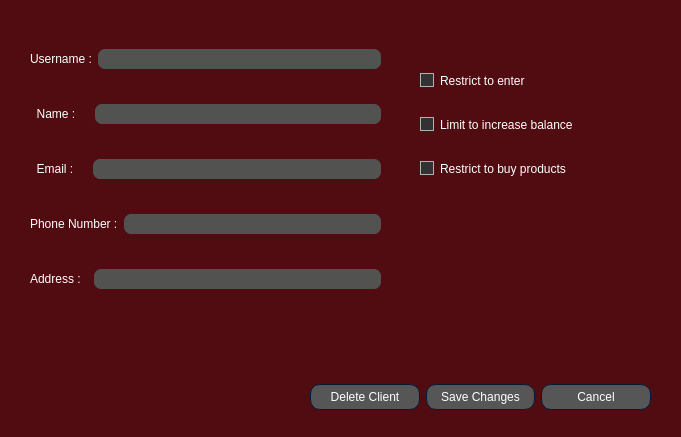
AP-projects-4001/Guys, file AP/edit_client_dialog.ui: the form before one commit.
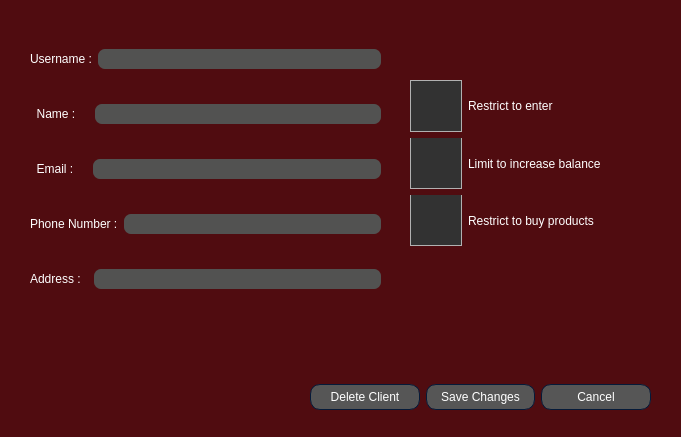
The form after the commit. Icons and pictures are not drawn.

Commit message: change checkboxes UI with png files

Patch:
```diff
--- a/AP/edit_client_dialog.ui
+++ b/AP/edit_client_dialog.ui
@@ -694,40 +694,6 @@
 	border-color: #051a39;
 
 }
-
-QCheckBox:disabled
-{
-color: #414141;
-}
-
-QCheckBox::indicator{
-    color: #b1b1b1;
-    background-color: #323232;
-    border: 1px solid #b1b1b1;
-    width:  12px;
-    height:  12px;
-}
-
-QRadioButton::indicator
-{
-    border-radius: 6px;
-}
-
-QCheckBox::indicator:hover
-{
-    border: 1px solid #8399ff;
-}
-
-QCheckBox::indicator:checked
-{
-	border-image: url(:/included_images/Check_mark.png) 0 0 0 0 stretch stretch;
-	background-color: #ffffff;
-}
-
-QCheckBox::indicator:disabled
-{
-    border: 1px solid #444;
-}
 </string>
   </property>
   <widget class="QWidget" name="layoutWidget">
@@ -853,18 +819,39 @@
     </item>
    </layout>
   </widget>
-  <widget class="QWidget" name="">
+  <widget class="QWidget" name="layoutWidget">
    <property name="geometry">
     <rect>
-     <x>420</x>
-     <y>50</y>
+     <x>410</x>
+     <y>80</y>
      <width>251</width>
-     <height>151</height>
+     <height>166</height>
     </rect>
    </property>
    <layout class="QVBoxLayout" name="verticalLayout_2">
     <item>
      <widget class="QCheckBox" name="checkBox_enter_limit">
+      <property name="styleSheet">
+       <string notr="true">QCheckBox::indicator
+{
+    width: 50px;
+    height: 50px;
+}
+
+QCheckBox::indicator:unchecked
+{
+    image: url(&quot;:/included_images/off-button.png&quot;);
+	border: none;
+	background-color: none;
+}
+
+QCheckBox::indicator:checked
+{
+    image: url(&quot;:/included_images/on-button.png&quot;);
+	border: none;
+	background-color: none;
+}</string>
+      </property>
       <property name="text">
        <string>Restrict to enter</string>
       </property>
@@ -872,6 +859,27 @@
     </item>
     <item>
      <widget class="QCheckBox" name="checkBox_balance_limit">
+      <property name="styleSheet">
+       <string notr="true">QCheckBox::indicator
+{
+    width: 50px;
+    height: 50px;
+}
+
+QCheckBox::indicator:unchecked
+{
+    image: url(&quot;:/included_images/off-button.png&quot;);
+	border: none;
+	background-color: none;
+}
+
+QCheckBox::indicator:checked
+{
+    image: url(&quot;:/included_images/on-button.png&quot;);
+	border: none;
+	background-color: none;
+}</string>
+      </property>
       <property name="text">
        <string>Limit to increase balance</string>
       </property>
@@ -879,6 +887,27 @@
     </item>
     <item>
      <widget class="QCheckBox" name="checkBox_buy_product">
+      <property name="styleSheet">
+       <string notr="true">QCheckBox::indicator
+{
+    width: 50px;
+    height: 50px;
+}
+
+QCheckBox::indicator:unchecked
+{
+    image: url(&quot;:/included_images/off-button.png&quot;);
+	border: none;
+	background-color: none;
+}
+
+QCheckBox::indicator:checked
+{
+    image: url(&quot;:/included_images/on-button.png&quot;);
+	border: none;
+	background-color: none;
+}</string>
+      </property>
       <property name="text">
        <string>Restrict to buy products</string>
       </property>
```
The commit also changes 7 other files.
